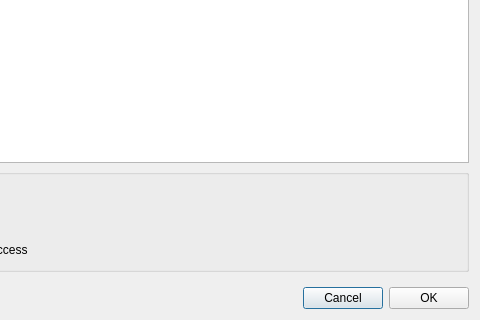
This is src/gui/PrintInitDialog.ui in openscad/openscad as Qt 5 draws it before an edit; both pictures show x 279 to 759 and y 191 to 511 of the 759 by 511 pixel window. The edited form follows.
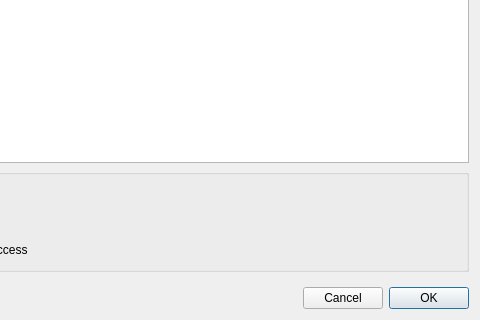
This is the edited form.

Commit message: Set [OK] as default for SVG, PDF, and 3MF exports.  Fixes #6170.

Diff of the .ui file:
```diff
--- a/src/gui/PrintInitDialog.ui
+++ b/src/gui/PrintInitDialog.ui
@@ -183,6 +183,9 @@
        <property name="text">
         <string>OK</string>
        </property>
+       <property name="default">
+        <bool>true</bool>
+       </property>
       </widget>
      </item>
     </layout>
```
The commit also changes 7 other files.
